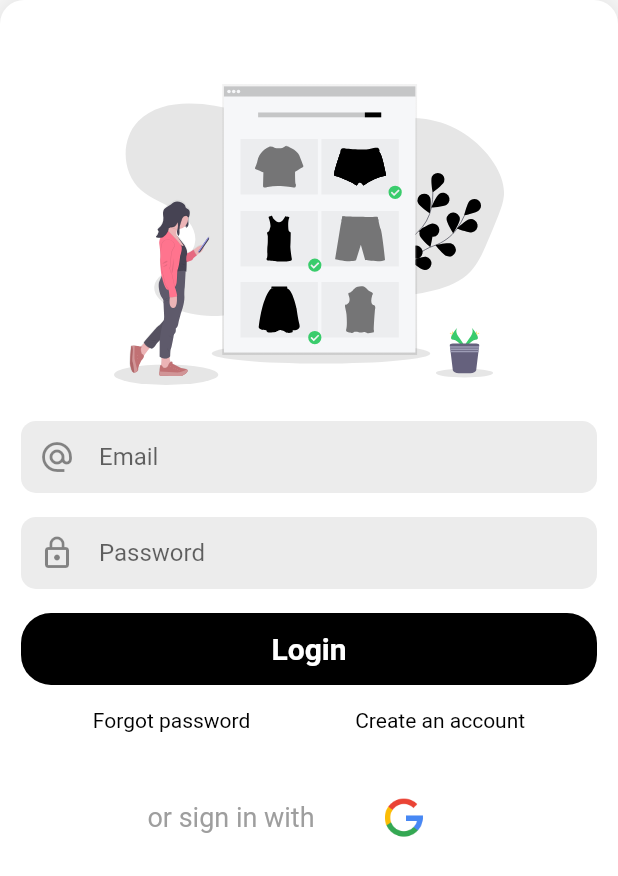
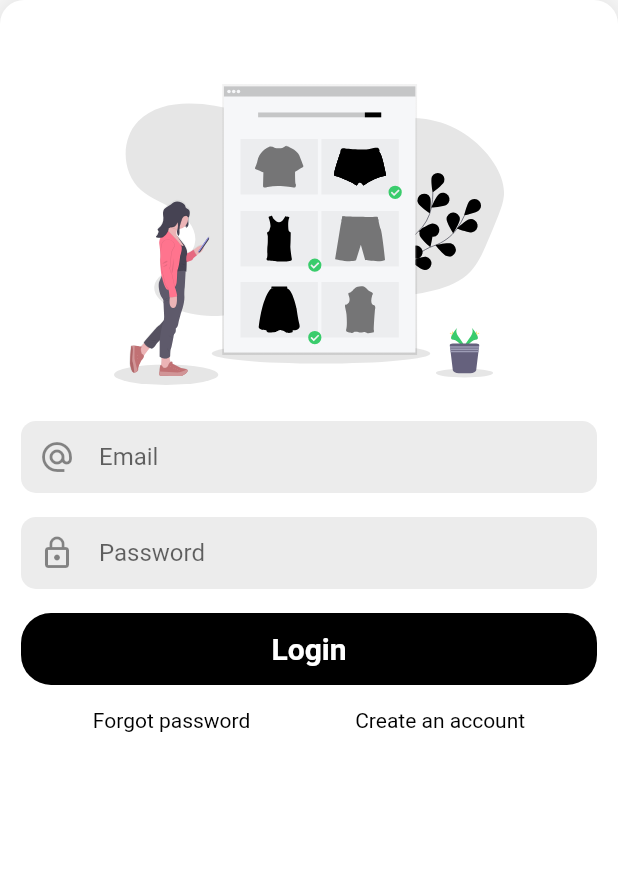
Before and after one commit to Santos-Enoque/complete_flutter_ecommerce, a Flutter app: the screen it shows after launch, on a phone screen of 412 x 824 dp. Shown: the top 876 px of the screen. Run offline on Flutter 3.47's test engine with Material 2 defaults, Android fonts, the phone set to English and light mode, and no system bars; our stand-ins replace cloud_firestore, firebase_auth, flutter_svg; accounts and stored records are empty.

Commit message:
the latest changes 2

```diff
--- a/lib/screens/login.dart
+++ b/lib/screens/login.dart
@@ -170,27 +170,27 @@ class _LoginState extends State<Login> {
                           ],
                         ),
 
-                        Padding(
-                          padding: const EdgeInsets.all(16.0),
-                          child: Row(
-                            mainAxisAlignment: MainAxisAlignment.center,
-                            children: <Widget>[
-
-                              Padding(
-                                padding: const EdgeInsets.all(8.0),
-                                child: Text("or sign in with", style: TextStyle(fontSize: 18,color: Colors.grey),),
-                              ),
-                              Padding(
-                                padding: const EdgeInsets.all(8.0),
-                                child: MaterialButton(
-                                    onPressed: () {},
-                                    child: Image.asset("images/ggg.png", width: 30,)
-                                ),
-                              ),
-
-                            ],
-                          ),
-                        ),
+//                        Padding(
+//                          padding: const EdgeInsets.all(16.0),
+//                          child: Row(
+//                            mainAxisAlignment: MainAxisAlignment.center,
+//                            children: <Widget>[
+//
+//                              Padding(
+//                                padding: const EdgeInsets.all(8.0),
+//                                child: Text("or sign in with", style: TextStyle(fontSize: 18,color: Colors.grey),),
+//                              ),
+//                              Padding(
+//                                padding: const EdgeInsets.all(8.0),
+//                                child: MaterialButton(
+//                                    onPressed: () {},
+//                                    child: Image.asset("images/ggg.png", width: 30,)
+//                                ),
+//                              ),
+//
+//                            ],
+//                          ),
+//                        ),
 
                       ],
                     )),
```
